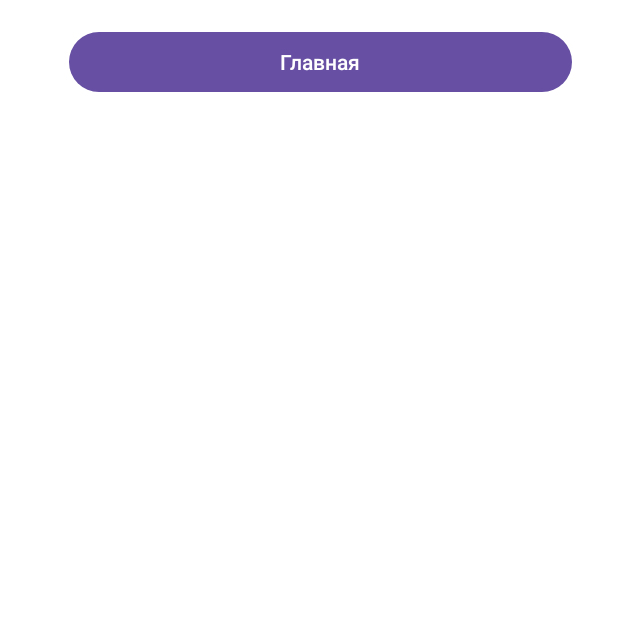
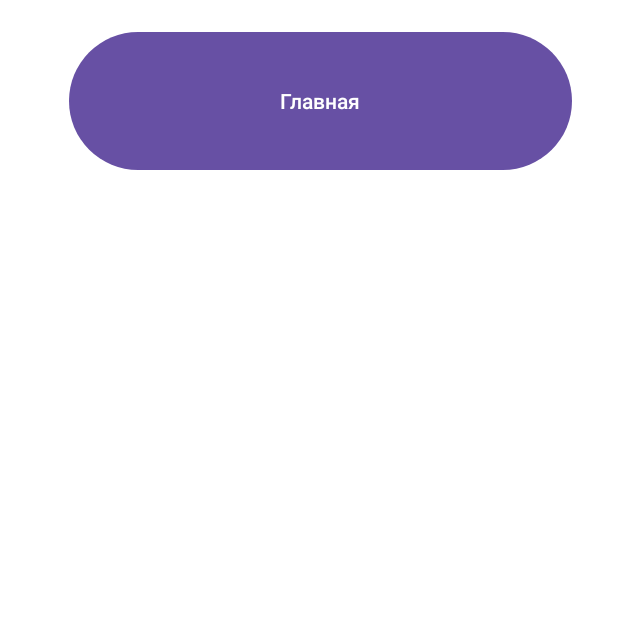
Before and after one commit to Elchar581/Red_Atom.Project3.Mobile, an Android app: the screen it shows after launch (MainActivity), after a tap on an icon or button, on a phone screen of 412 x 824 dp, the top half of it. Run offline under Robolectric (Android 15) with nearby library versions, the phone set to English and light mode, and no system bars; libraries missing offline, so code that uses them is left out: com.yandex.mapkit; plain views replace MapView; 7 statements that could not run were skipped.

Commit message:
Update! Feet main layout

```diff
--- a/app/src/main/java/com/example/myapplication/MainActivity.java
+++ b/app/src/main/java/com/example/myapplication/MainActivity.java
@@ -87,6 +87,8 @@ public class MainActivity extends AppCompatActivity implements LocListenerInterf
     public String lvl_signal_type;
     public int download;
     public int upload;
+
+    public Button MainVievButton;
     boolean isMapKitInitialized = false;
 
     // Главный метод
@@ -117,9 +119,7 @@ public class MainActivity extends AppCompatActivity implements LocListenerInterf
         operator_name = operatorName;
         textOperatorName.setText(operator_name);
 
-
         // Вывод силы сигнала
-
         textValueConnect = findViewById(R.id.textValueConnect);
         textTypeConnect = findViewById(R.id.signalTypeConnect);
 
@@ -130,6 +130,7 @@ public class MainActivity extends AppCompatActivity implements LocListenerInterf
 
         // Запрос разрешения
         CheckPremission();
+
         if(startLocationUpdates()){
             // Получение уровня сигнала
             lvl_signal = operatorInfoHelper.getlvl();
@@ -137,8 +138,6 @@ public class MainActivity extends AppCompatActivity implements LocListenerInterf
             textValueConnect.setText(String.valueOf(lvl_signal));
             textTypeConnect.setText(lvl_signal_type);
         }
-
-
 
         // Вывод координат
         textX = findViewById(R.id.textX);
@@ -191,6 +190,20 @@ public class MainActivity extends AppCompatActivity implements LocListenerInterf
         MapLayot = (View) findViewById(R.id.MapConstLayout);
         MapView mapView = findViewById(R.id.mapview);
         MapObjectCollection yandexMap = mapView.getMapWindow().getMap().getMapObjects();
+
+        MainVievButton = (Button) findViewById(R.id.MainVievButton);
+
+        MainVievButton.setOnClickListener(new View.OnClickListener()
+        {
+            @Override
+            public void onClick(View view) {
+                update();
+
+                MapLayot.setVisibility(View.INVISIBLE);
+                Reload.setVisibility(View.VISIBLE);
+                SendPos.setVisibility(View.VISIBLE);
+            }
+        });
 
         Mapviev.setOnClickListener(new View.OnClickListener() {
             @Override
--- a/app/src/main/res/layout/activity_main.xml
+++ b/app/src/main/res/layout/activity_main.xml
@@ -30,7 +30,7 @@
             <Button
                 android:id="@+id/MainVievButton"
                 android:layout_width="335dp"
-                android:layout_height="wrap_content"
+                android:layout_height="100dp"
                 android:layout_alignParentStart="true"
                 android:layout_alignParentTop="true"
                 android:layout_alignParentEnd="true"
```
